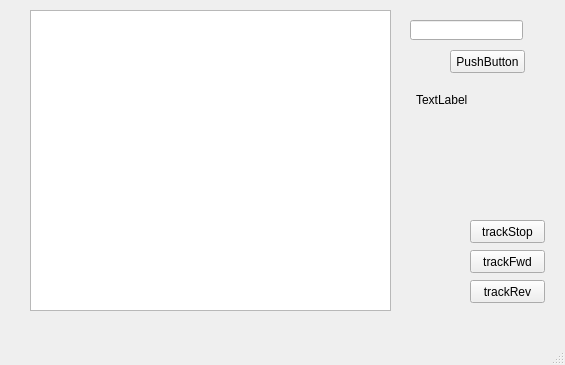
Qt form mainwindow.ui (AndreyShi/udp_test) before a commit.
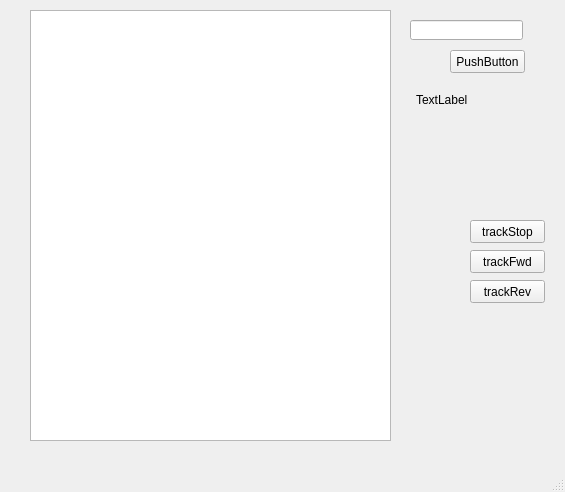
The same form after that commit.

Commit message: new data struct

Patch:
```diff
--- a/mainwindow.ui
+++ b/mainwindow.ui
@@ -7,7 +7,7 @@
     <x>0</x>
     <y>0</y>
     <width>565</width>
-    <height>365</height>
+    <height>492</height>
    </rect>
   </property>
   <property name="windowTitle">
@@ -95,7 +95,7 @@
       <x>30</x>
       <y>10</y>
       <width>361</width>
-      <height>301</height>
+      <height>431</height>
      </rect>
     </property>
    </widget>
```
The commit also changes 2 other files.
